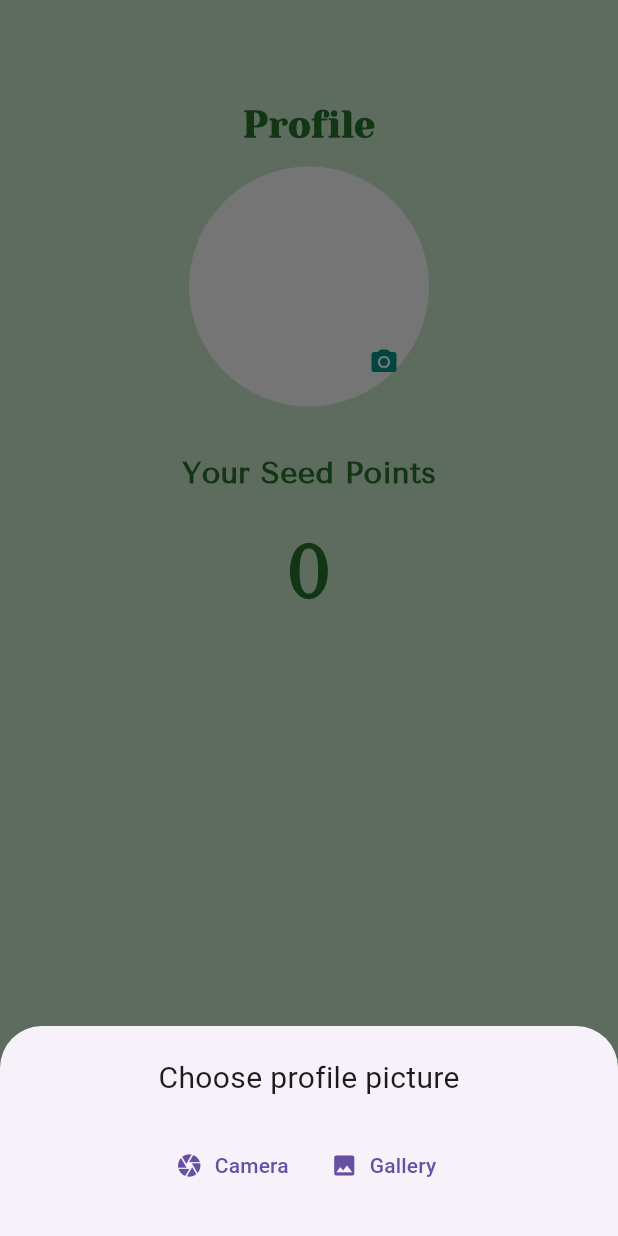
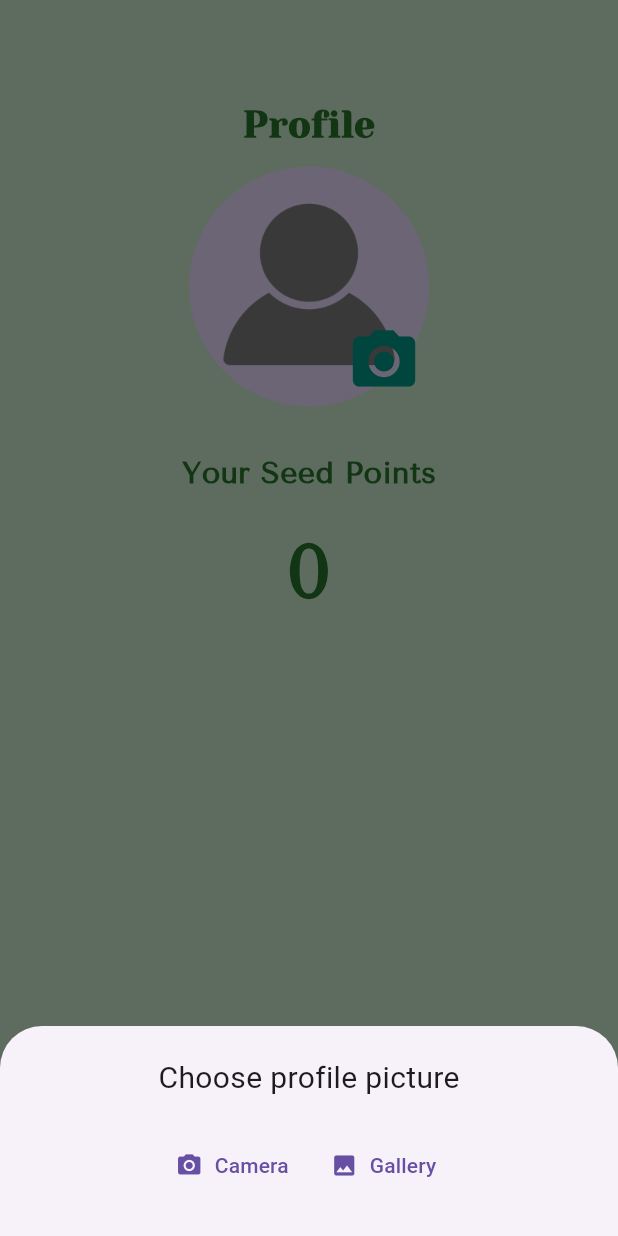
Before and after one commit to chaeyeonlee07/impact-fellowship, a Flutter app: the ProfilePage screen opened directly, after a tap on the "camera alt" icon, on a phone screen of 412 x 824 dp. Run offline on Flutter 3.47's test engine with Material 3 defaults, Android fonts, the phone set to English and light mode, and no system bars; our stand-ins replace camera, geolocator, image_gallery_saver, image_picker, permission_handler, table_calendar; network calls fail.

Commit message:
fixed profile page

```diff
--- a/lib/screens/profilepage.dart
+++ b/lib/screens/profilepage.dart
@@ -4,8 +4,31 @@ import 'package:image_picker/image_picker.dart';
 
 int globalSeedPoints = 0;
 
-class ProfilePage extends StatelessWidget {
+class App extends StatelessWidget {
+  const App({super.key});
+
+  @override
+  Widget build(BuildContext context) {
+    return const MaterialApp(
+      home: ProfilePage(),
+    );
+  }
+}
+
+class ProfilePage extends StatefulWidget {
   const ProfilePage({super.key});
+
+  @override
+  _ProfilePageState createState() => _ProfilePageState();
+}
+
+class _ProfilePageState extends State<ProfilePage> {
+  XFile? _imageFile;
+  final ImagePicker _picker = ImagePicker();
+
+
+
+
 
   @override
   Widget build(BuildContext context) {
@@ -63,7 +86,6 @@ class ProfilePage extends StatelessWidget {
       ),
     );
   }
-}
 
   Widget bottomsheet(BuildContext context) {
     return Container(
@@ -87,13 +109,18 @@ Widget bottomsheet(BuildContext context) {
             mainAxisAlignment: MainAxisAlignment.center,
             children: <Widget>[
               TextButton.icon(
-              onPressed: () {},
-              icon: const Icon(Icons.camera),
+                onPressed: () {
+                  takePhoto(ImageSource.camera);
+                },
+                icon: const Icon(Icons.camera_alt),
+
                 label: const Text("Camera"),
               ),
               TextButton.icon(
                 icon: const Icon(Icons.image),
-              onPressed: () {},
+                onPressed: () {
+                  takePhoto(ImageSource.gallery);
+                },
                 label: const Text("Gallery"),
               )
             ],
@@ -103,32 +130,46 @@ Widget bottomsheet(BuildContext context) {
     );
   }
 
+  void takePhoto(ImageSource source) async {
+    final XFile? pickedFile = await _picker.pickImage(
+      source: source,
+    );
+    if (pickedFile != null) {
+      setState(() {
+        _imageFile = pickedFile;
+      });
+    }
+  }
+
   Widget pfp(BuildContext context) {
     return Stack(
       children: <Widget>[
-      const CircleAvatar(
+        CircleAvatar(
           radius: 80,
-        backgroundImage: AssetImage("assets/defaultpfp.png"),
-        backgroundColor: Colors.white,
+          backgroundImage: _imageFile == null
+              ? const AssetImage("lib/images/defaultpfp.png")
+              : _imageFile != null
+                  ? FileImage(File(_imageFile!.path)) as ImageProvider<Object>?
+                  : null,
         ),
         Positioned(
-        bottom: 20,
-        right: 20,
+          bottom: 5,
+          right: 5,
           child: InkWell(
             onTap: () {
               showModalBottomSheet(
                 context: context,
-              builder: (builder) =>
-                  bottomsheet(context), // Pass the context here
+                builder: (builder) => bottomsheet(context),
               );
             },
             child: const Icon(
               Icons.camera_alt,
               color: Colors.teal,
-            size: 20,
+              size: 50,
             ),
           ),
         ),
       ],
     );
   }
+}
```
Lines whose indentation alone changed are shown as unchanged.
